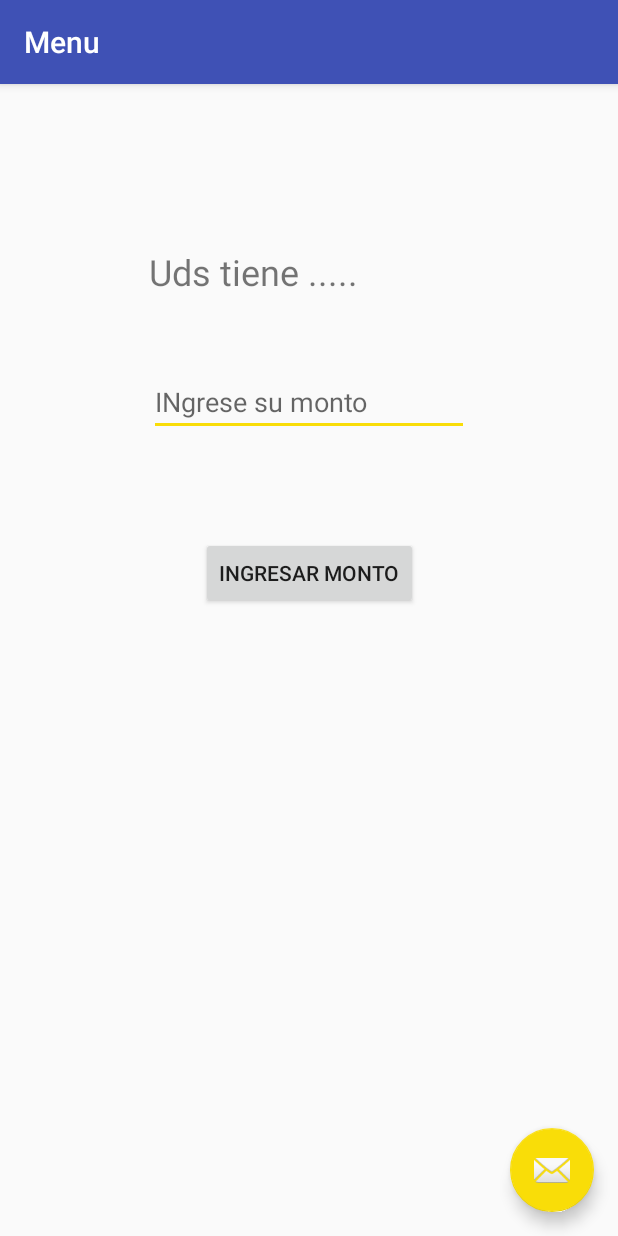
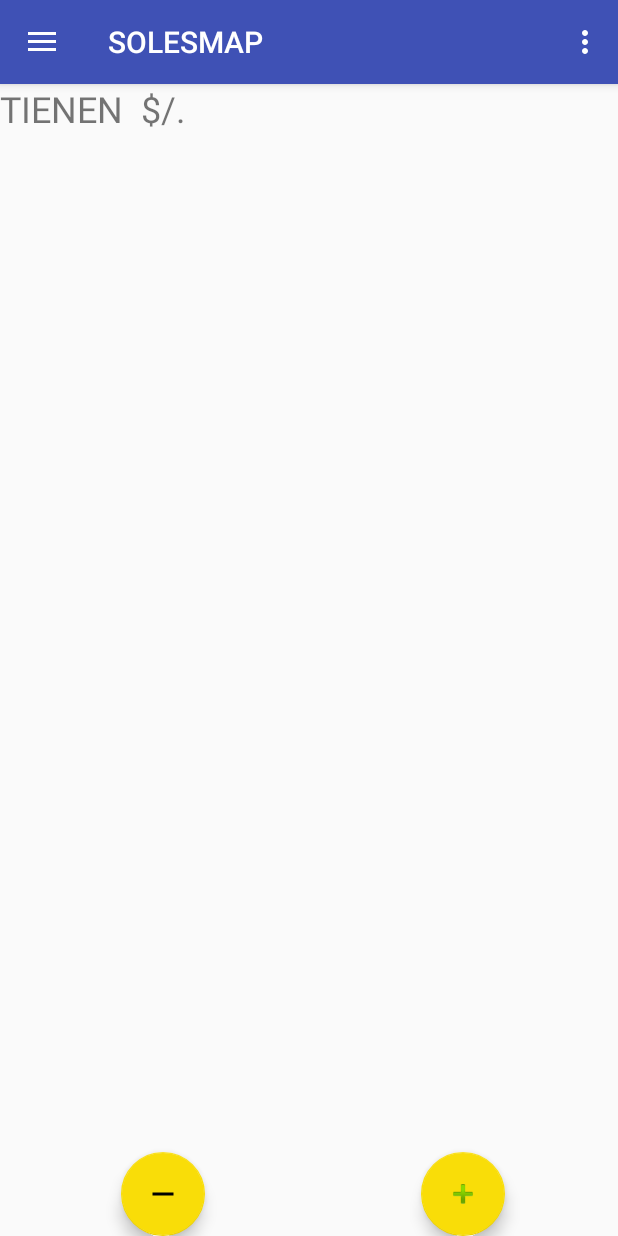
Before and after one commit to FuerzaGupo/App, an Android app: the Menu screen opened directly, with no data from a screen before it, after a tap on "INGRESAR MONTO", on a phone screen of 412 x 824 dp. Run offline under Robolectric (Android 15) with nearby library versions, the phone set to English and light mode, and no system bars.

Commit message:
Antes de una amanecida Más

```diff
--- a/app/src/main/java/com/home/example/sqllogin/Menu.java
+++ b/app/src/main/java/com/home/example/sqllogin/Menu.java
@@ -13,7 +13,6 @@ import android.widget.TextView;
 public class Menu extends AppCompatActivity {
 
     private EditText miCaja;
-    private TextView miSalida;
     private Button boton;
 
 
@@ -27,15 +26,14 @@ public class Menu extends AppCompatActivity {
 
 
         miCaja = (EditText) findViewById(R.id.texte);
-        miSalida = (TextView) findViewById(R.id.texto);
         boton = (Button) findViewById(R.id.btn);
 
         boton.setOnClickListener(new View.OnClickListener() {
             @Override
             public void onClick(View v) {
-                String miNombre = null;
-                miNombre = miCaja.getText().toString();
-                miSalida.setText(miNombre);
+               Intent intent = new Intent(Menu.this,Principal.class);
+                intent.putExtra("Info",miCaja.getText().toString());
+                startActivity(intent);
 
             }
         });
--- a/app/src/main/java/com/home/example/sqllogin/Principal.java
+++ b/app/src/main/java/com/home/example/sqllogin/Principal.java
@@ -13,9 +13,14 @@ import android.support.v7.app.AppCompatActivity;
 import android.support.v7.widget.Toolbar;
 import android.view.Menu;
 import android.view.MenuItem;
+import android.widget.TextView;
 
 public class Principal extends AppCompatActivity
         implements NavigationView.OnNavigationItemSelectedListener {
+
+
+    TextView recibir;
+
 
     @Override
     protected void onCreate(Bundle savedInstanceState) {
@@ -26,6 +31,10 @@ public class Principal extends AppCompatActivity
 
 
 
+        recibir = (TextView)findViewById(R.id.numero);
+        Bundle ggg = getIntent().getExtras();
+        String dato = ggg.getString("Info").toString();
+        recibir.setText(dato);
 
         FloatingActionButton fab = (FloatingActionButton) findViewById(R.id.fab);
         fab.setOnClickListener(new View.OnClickListener() {
--- a/app/src/main/res/layout/content_menu.xml
+++ b/app/src/main/res/layout/content_menu.xml
@@ -10,18 +10,6 @@
     tools:layout_editor_absoluteY="81dp"
     tools:layout_editor_absoluteX="0dp">
 
-    <TextView
-        android:id="@+id/texto"
-        android:layout_width="wrap_content"
-        android:layout_height="wrap_content"
-        android:textSize="24sp"
-        tools:layout_constraintRight_creator="1"
-        tools:layout_constraintBottom_creator="1"
-        app:layout_constraintBottom_toTopOf="@+id/texte"
-        android:layout_marginEnd="23dp"
-        app:layout_constraintRight_toRightOf="@+id/texte"
-        android:layout_marginBottom="48dp"
-        android:layout_marginRight="23dp" />
 
     <Button
         android:id="@+id/btn"
@@ -50,15 +38,4 @@
         tools:layout_constraintLeft_creator="1"
         tools:layout_constraintRight_creator="1"
         tools:layout_constraintTop_creator="1" />
-
-    <TextView
-        android:id="@+id/textView2"
-        android:layout_width="wrap_content"
-        android:layout_height="wrap_content"
-        android:text="Uds tiene ....."
-        android:textSize="24sp"
-        app:layout_constraintBaseline_toBaselineOf="@+id/texto"
-        tools:layout_constraintBaseline_creator="1"
-        tools:layout_constraintLeft_creator="1"
-        app:layout_constraintLeft_toLeftOf="@+id/texte" />
 </android.support.constraint.ConstraintLayout>
--- a/app/src/main/res/layout/content_principal.xml
+++ b/app/src/main/res/layout/content_principal.xml
@@ -6,6 +6,26 @@
     android:layout_height="match_parent"
     app:layout_behavior="@string/appbar_scrolling_view_behavior"
     tools:context="com.home.example.sqllogin.Principal"
-    tools:showIn="@layout/app_bar_principal">
+    tools:showIn="@layout/app_bar_principal"
+    tools:layout_editor_absoluteY="81dp"
+    tools:layout_editor_absoluteX="0dp">
 
+
+    <TextView
+        android:id="@+id/tiene"
+        android:layout_width="124dp"
+        android:layout_height="35dp"
+        android:text="TIENEN  $/."
+        android:textSize="24sp"
+        android:layout_marginStart="113dp"
+        tools:layout_editor_absoluteY="51dp"
+        tools:layout_editor_absoluteX="70dp" />
+
+    <TextView
+        android:id="@+id/numero"
+        android:layout_width="116dp"
+        android:layout_height="38dp"
+        android:textSize="24dp"
+        tools:layout_editor_absoluteY="41dp"
+        tools:layout_editor_absoluteX="194dp" />
 </android.support.constraint.ConstraintLayout>
```
Also changed, not shown: app/src/main/java/com/home/example/sqllogin/dao/DatabaseHelper.java (line endings or trailing spaces).
